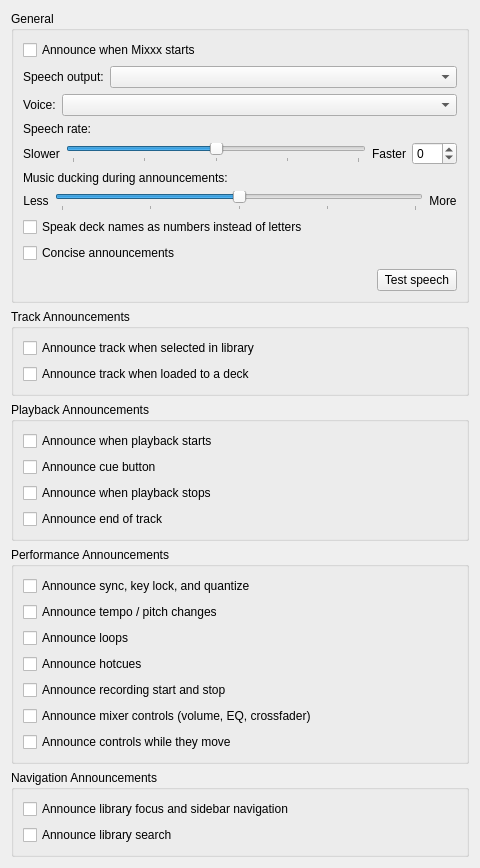
First picture: the form in src/preferences/dialog/dlgprefaccessibilitydlg.ui, repository XeTK/mixxx, before the edit.
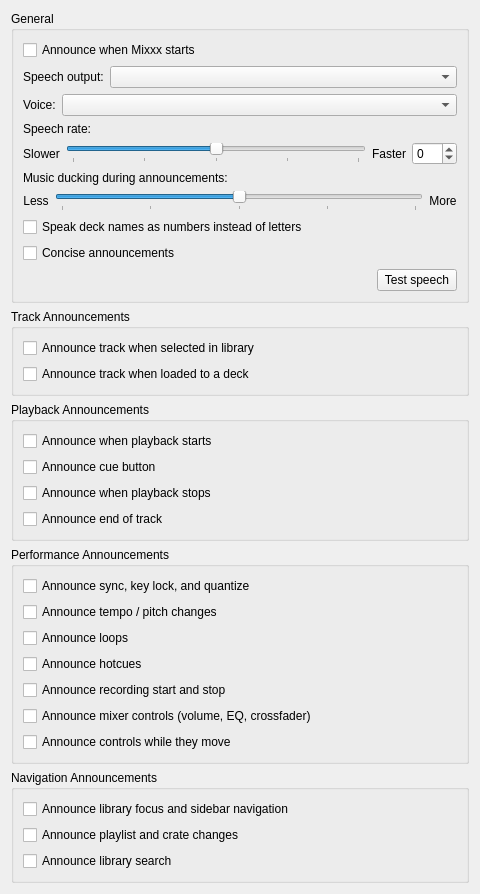
Second picture: the form after the edit.

Commit message: feat(tts): playlist and crate announcements; sidebar position and expand state

What changed in the file:
```diff
--- a/src/preferences/dialog/dlgprefaccessibilitydlg.ui
+++ b/src/preferences/dialog/dlgprefaccessibilitydlg.ui
@@ -480,6 +480,16 @@
         </property>
        </widget>
       </item>
+      <item>
+       <widget class="QCheckBox" name="checkBoxAnnouncePlaylist">
+        <property name="toolTip">
+         <string>Speak a confirmation when a track is added to or removed from a playlist or crate.</string>
+        </property>
+        <property name="text">
+         <string>Announce playlist and crate changes</string>
+        </property>
+       </widget>
+      </item>
       <item>
        <widget class="QCheckBox" name="checkBoxAnnounceSearch">
         <property name="toolTip">
```
The commit also changes 10 other files.
